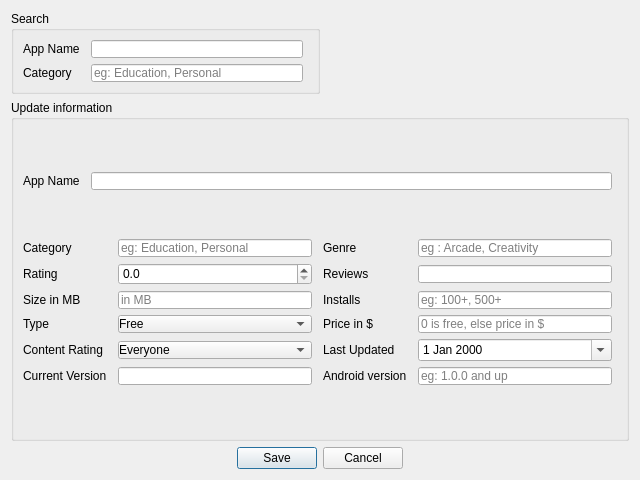
Above: venv/src/UI/update_document.ui from Shehyaaz/BDA-Project before the change. Below: the same form after it.
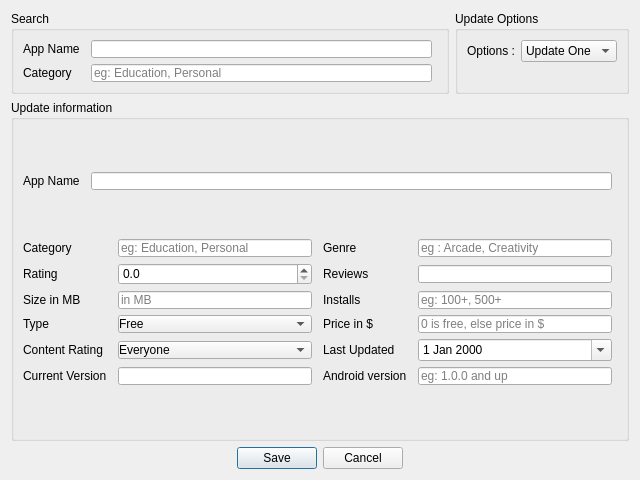
That is the form after the change. Icons and pictures are not drawn.

Patch:
```diff
--- a/venv/src/UI/update_document.ui
+++ b/venv/src/UI/update_document.ui
@@ -76,17 +76,34 @@
       </widget>
      </item>
      <item>
-      <spacer name="horizontalSpacer">
-       <property name="orientation">
-        <enum>Qt::Horizontal</enum>
+      <widget class="QGroupBox" name="groupBox_3">
+       <property name="title">
+        <string>Update Options</string>
        </property>
-       <property name="sizeHint" stdset="0">
-        <size>
-         <width>40</width>
-         <height>20</height>
-        </size>
-       </property>
-      </spacer>
+       <layout class="QFormLayout" name="formLayout_2">
+        <item row="0" column="0">
+         <widget class="QLabel" name="label_16">
+          <property name="text">
+           <string>Options :</string>
+          </property>
+         </widget>
+        </item>
+        <item row="0" column="1">
+         <widget class="QComboBox" name="update_options">
+          <item>
+           <property name="text">
+            <string>Update One</string>
+           </property>
+          </item>
+          <item>
+           <property name="text">
+            <string>Update All</string>
+           </property>
+          </item>
+         </widget>
+        </item>
+       </layout>
+      </widget>
      </item>
     </layout>
    </item>
```
